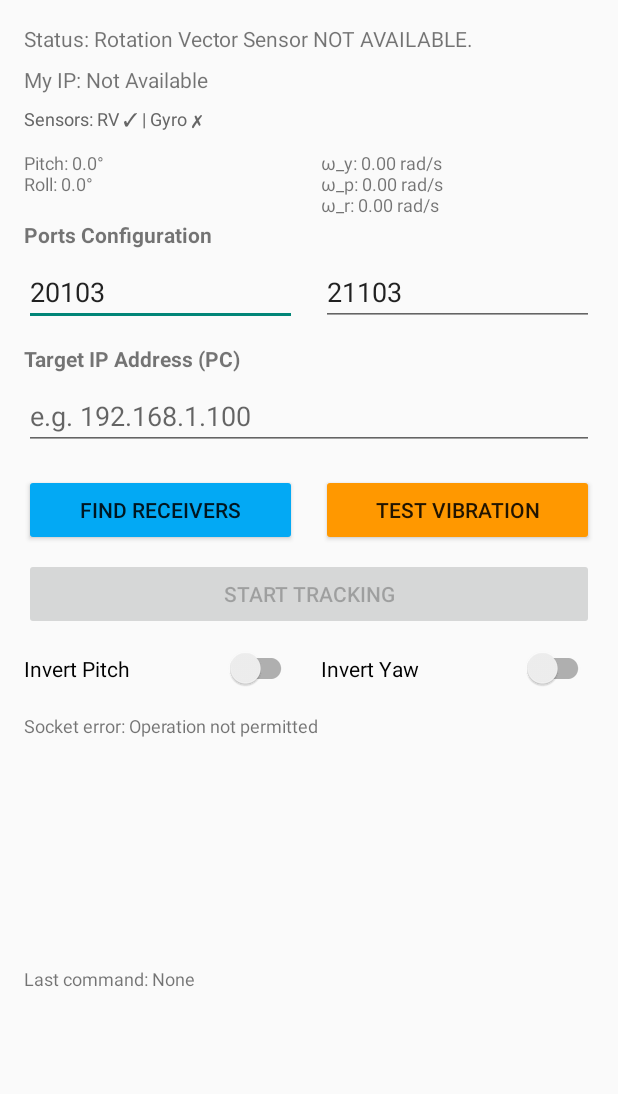
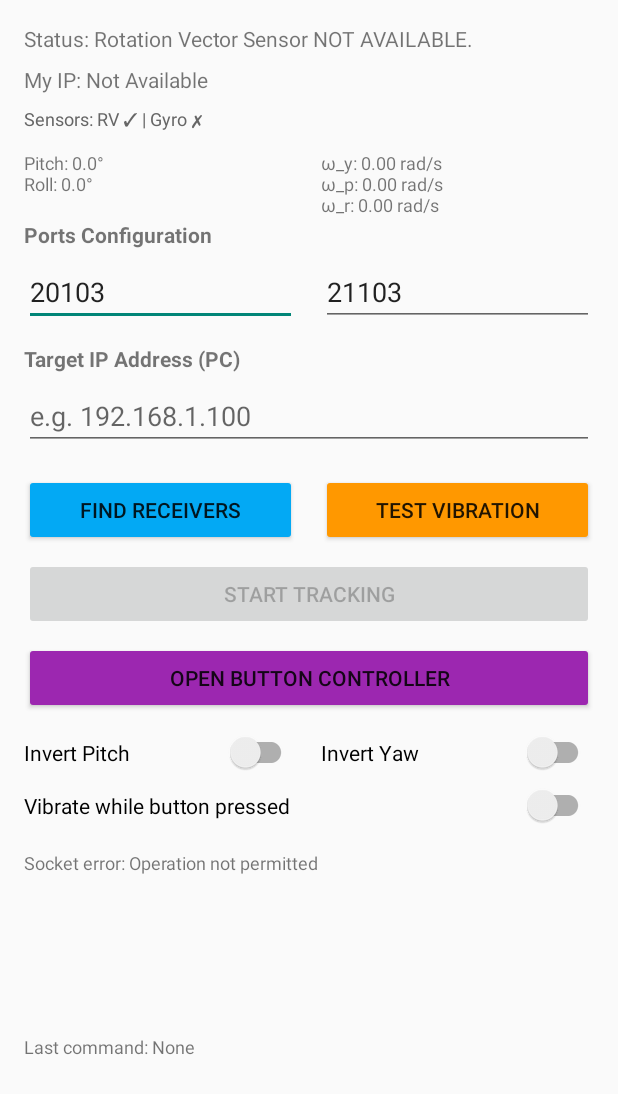
Before and after one commit to LIMUNIMI/NITHphoneWrapper, an Android app built with Jetpack Compose: the screen it shows after launch (MainActivity), on a phone screen of 412 x 824 dp. Shown: the top 1094 px of the screen. Run offline under Robolectric (Android 15) with nearby library versions, the phone set to English and light mode, and no system bars.

Commit message:
Button presser!

```diff
--- a/app/src/main/AndroidManifest.xml
+++ b/app/src/main/AndroidManifest.xml
@@ -33,6 +33,12 @@
             </intent-filter>
         </activity>
 
+        <activity
+            android:name=".ButtonActivity"
+            android:exported="false"
+            android:screenOrientation="portrait"
+            android:theme="@style/Theme.NITHphoneWrapper" />
+
     </application>
 
 </manifest>
--- a/app/src/main/java/com/example/nithphonewrapper/MainActivity.java
+++ b/app/src/main/java/com/example/nithphonewrapper/MainActivity.java
@@ -3,6 +3,7 @@ package com.example.nithphonewrapper;
 import androidx.appcompat.app.AppCompatActivity;
 
 import android.content.Context;
+import android.content.Intent;
 import android.hardware.Sensor;
 import android.hardware.SensorEvent;
 import android.hardware.SensorEventListener;
@@ -43,8 +44,8 @@ public class MainActivity extends AppCompatActivity implements SensorEventListen
     private TextView tvStatus, tvIpAddress, tvSensorData, tvSensorInfo, tvAngularRate;
     private TextView tvNetworkStatus, tvLastCommand;
     private EditText etTargetIp, etTargetPort, etListenPort;
-    private Button btnStartStop, btnTestVibration, btnDiscoverPc;
-    private androidx.appcompat.widget.SwitchCompat switchInvertPitch, switchInvertYaw;
+    private Button btnStartStop, btnTestVibration, btnDiscoverPc, btnOpenButtons;
+    private androidx.appcompat.widget.SwitchCompat switchInvertPitch, switchInvertYaw, switchVibrateOnPress;
 
     // Sensor Variables
     private SensorManager sensorManager;
@@ -66,6 +67,7 @@ public class MainActivity extends AppCompatActivity implements SensorEventListen
     // Settings
     private boolean invertPitch = false;
     private boolean invertYaw = false;
+    private boolean vibrateOnPress = false;
 
     // Networking Variables
     private int currentTargetPort;
@@ -101,8 +103,10 @@ public class MainActivity extends AppCompatActivity implements SensorEventListen
         btnStartStop = findViewById(R.id.btnStartStop);
         btnTestVibration = findViewById(R.id.btnTestVibration);
         btnDiscoverPc = findViewById(R.id.btnDiscoverPc);
+        btnOpenButtons = findViewById(R.id.btnOpenButtons);
         switchInvertPitch = findViewById(R.id.switchInvertPitch);
         switchInvertYaw = findViewById(R.id.switchInvertYaw);
+        switchVibrateOnPress = findViewById(R.id.switchVibrateOnPress);
 
         // Initialize SensorManager and sensors
         sensorManager = (SensorManager) getSystemService(Context.SENSOR_SERVICE);
@@ -137,6 +141,12 @@ public class MainActivity extends AppCompatActivity implements SensorEventListen
             Log.d(TAG, "Yaw invert: " + invertYaw);
         });
 
+        // Setup vibrate on press switch
+        switchVibrateOnPress.setOnCheckedChangeListener((buttonView, isChecked) -> {
+            vibrateOnPress = isChecked;
+            Log.d(TAG, "Vibrate on press: " + vibrateOnPress);
+        });
+
         // Initialize Vibrator service
         vibrator = (Vibrator) getSystemService(Context.VIBRATOR_SERVICE);
 
@@ -155,6 +165,7 @@ public class MainActivity extends AppCompatActivity implements SensorEventListen
 
         btnTestVibration.setOnClickListener(v -> testVibration());
         btnDiscoverPc.setOnClickListener(v -> sendDiscoveryBroadcast());
+        btnOpenButtons.setOnClickListener(v -> openButtonController());
     }
 
     private void testVibration() {
@@ -265,6 +276,32 @@ public class MainActivity extends AppCompatActivity implements SensorEventListen
 
         // Fallback to global broadcast
         return "255.255.255.255";
+    }
+
+    private void openButtonController() {
+        String targetIp = etTargetIp.getText().toString();
+
+        if (targetIp.isEmpty()) {
+            Toast.makeText(this, "Please set Target IP first (use 'Find Receivers' or enter manually)", Toast.LENGTH_LONG).show();
+            return;
+        }
+
+        int targetPort;
+        try {
+            targetPort = Integer.parseInt(etTargetPort.getText().toString());
+        } catch (NumberFormatException e) {
+            targetPort = DEFAULT_RECEIVER_PORT;
+        }
+
+        Intent intent = new Intent(this, ButtonActivity.class);
+        intent.putExtra("TARGET_IP", targetIp);
+        intent.putExtra("TARGET_PORT", targetPort);
+        intent.putExtra("INVERT_PITCH", invertPitch);
+        intent.putExtra("INVERT_YAW", invertYaw);
+        intent.putExtra("VIBRATE_ON_PRESS", vibrateOnPress);
+        intent.putExtra("DEVICE_INFO", Build.MANUFACTURER + "_" + Build.MODEL);
+        intent.putExtra("PHONE_IP", getIpAddress());
+        startActivity(intent);
     }
 
     private void displayIpAddress() {
@@ -654,8 +691,8 @@ public class MainActivity extends AppCompatActivity implements SensorEventListen
             runOnUiThread(() -> {
                 etTargetIp.setText(finalIp);
                 etTargetPort.setText(String.valueOf(finalPort));
-                tvNetworkStatus.setText("✓ HeadBower found: " + finalIp + ":" + finalPort);
-                Toast.makeText(MainActivity.this, "HeadBower discovered!", Toast.LENGTH_SHORT).show();
+                tvNetworkStatus.setText("✓ Receiver found: " + finalIp + ":" + finalPort);
+                Toast.makeText(MainActivity.this, "Receiver discovered!", Toast.LENGTH_SHORT).show();
 
                 try {
                     targetInetAddress = InetAddress.getByName(finalIp);
--- a/app/src/main/res/layout/activity_main.xml
+++ b/app/src/main/res/layout/activity_main.xml
@@ -186,6 +186,19 @@
             app:layout_constraintStart_toStartOf="parent"
             app:layout_constraintTop_toBottomOf="@+id/btnDiscoverPc" />
 
+        <!-- Button Controller Button -->
+        <Button
+            android:id="@+id/btnOpenButtons"
+            android:layout_width="0dp"
+            android:layout_height="wrap_content"
+            android:layout_marginHorizontal="16dp"
+            android:layout_marginTop="8dp"
+            android:text="Open Button Controller"
+            android:backgroundTint="#9C27B0"
+            app:layout_constraintEnd_toEndOf="parent"
+            app:layout_constraintStart_toStartOf="parent"
+            app:layout_constraintTop_toBottomOf="@+id/btnStartStop" />
+
         <!-- Invert Switches: Pitch and Yaw side by side -->
         <androidx.appcompat.widget.SwitchCompat
             android:id="@+id/switchInvertPitch"
@@ -198,7 +211,7 @@
             android:textSize="14sp"
             app:layout_constraintEnd_toStartOf="@+id/switchInvertYaw"
             app:layout_constraintStart_toStartOf="parent"
-            app:layout_constraintTop_toBottomOf="@+id/btnStartStop"
+            app:layout_constraintTop_toBottomOf="@+id/btnOpenButtons"
             app:layout_constraintHorizontal_weight="1" />
 
         <androidx.appcompat.widget.SwitchCompat
@@ -212,8 +225,21 @@
             android:textSize="14sp"
             app:layout_constraintEnd_toEndOf="parent"
             app:layout_constraintStart_toEndOf="@+id/switchInvertPitch"
-            app:layout_constraintTop_toBottomOf="@+id/btnStartStop"
+            app:layout_constraintTop_toBottomOf="@+id/btnOpenButtons"
             app:layout_constraintHorizontal_weight="1" />
+
+        <!-- Vibrate on Button Press Switch -->
+        <androidx.appcompat.widget.SwitchCompat
+            android:id="@+id/switchVibrateOnPress"
+            android:layout_width="0dp"
+            android:layout_height="wrap_content"
+            android:layout_marginTop="8dp"
+            android:layout_marginHorizontal="16dp"
+            android:text="Vibrate while button pressed"
+            android:textSize="14sp"
+            app:layout_constraintEnd_toEndOf="parent"
+            app:layout_constraintStart_toStartOf="parent"
+            app:layout_constraintTop_toBottomOf="@+id/switchInvertPitch" />
 
         <!-- Network Status -->
         <TextView
@@ -226,7 +252,7 @@
             android:textSize="12sp"
             app:layout_constraintEnd_toEndOf="parent"
             app:layout_constraintStart_toStartOf="parent"
-            app:layout_constraintTop_toBottomOf="@+id/switchInvertPitch" />
+            app:layout_constraintTop_toBottomOf="@+id/switchVibrateOnPress" />
 
         <!-- Last Command -->
         <TextView
```
Also changed, not shown: app/src/main/java/com/example/nithphonewrapper/ButtonActivity.java (added, +327 -0 lines), app/src/main/res/layout/activity_button.xml (added, +28 -0 lines), 1 other file.
